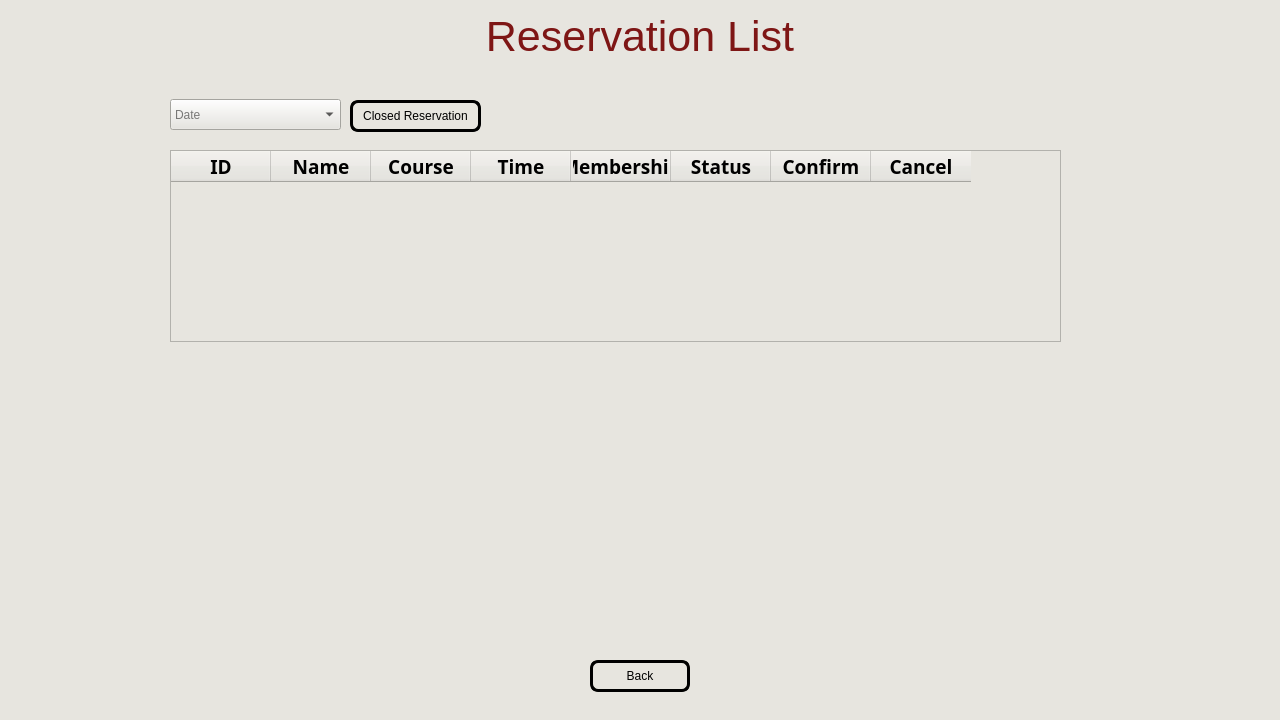
First picture: the form in app/gui/reservationAdminPage/reservationAdminPage.ui, repository chananon-n/FineCuisine, before the edit.
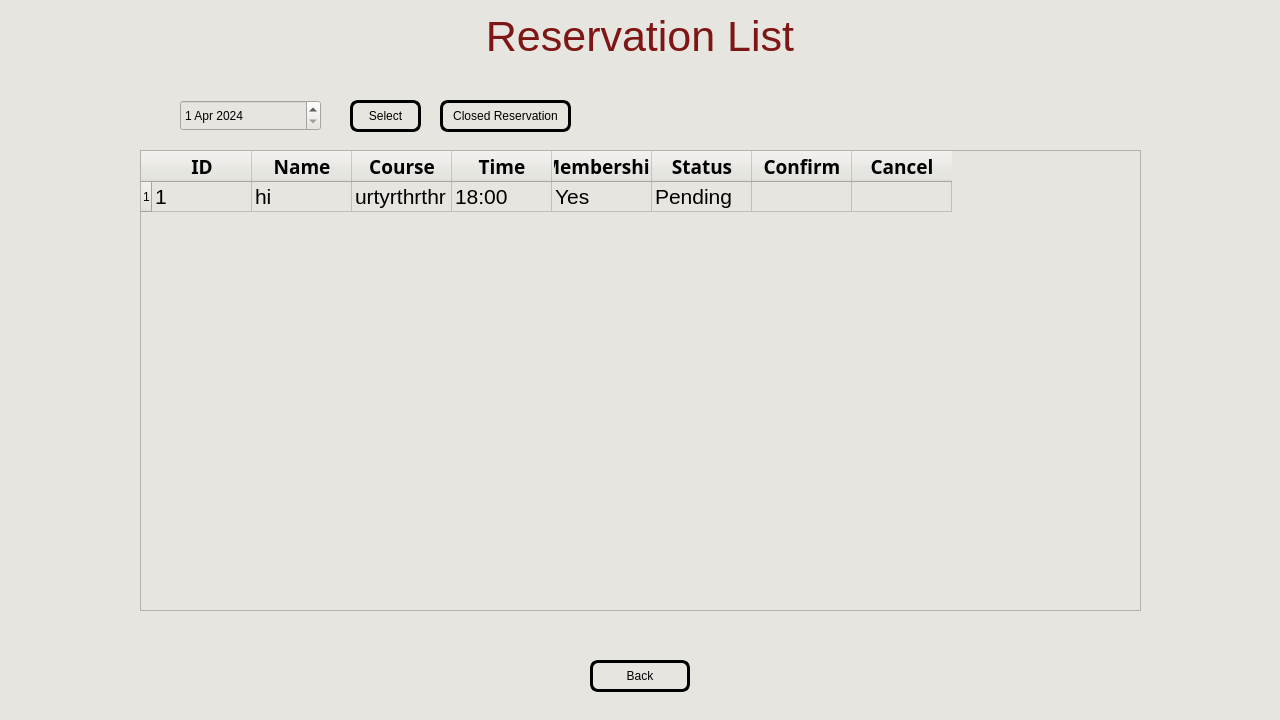
Second picture: the form after the edit.

Commit message: Fixed UI RESERVE ADMIN

```diff
--- a/app/gui/reservationAdminPage/reservationAdminPage.ui
+++ b/app/gui/reservationAdminPage/reservationAdminPage.ui
@@ -80,34 +80,10 @@
      <string>Back</string>
     </property>
    </widget>
-   <widget class="QComboBox" name="dateBox">
-    <property name="geometry">
-     <rect>
-      <x>170</x>
-      <y>99</y>
-      <width>171</width>
-      <height>31</height>
-     </rect>
-    </property>
-    <property name="styleSheet">
-     <string notr="true">background-color: rgb(231, 229, 223);
-color:black;
-font: 20pt &quot;Arial&quot;;</string>
-    </property>
-    <property name="editable">
-     <bool>false</bool>
-    </property>
-    <property name="insertPolicy">
-     <enum>QComboBox::InsertAtBottom</enum>
-    </property>
-    <property name="placeholderText">
-     <string>Date</string>
-    </property>
-   </widget>
    <widget class="QPushButton" name="closeReservationBtn">
     <property name="geometry">
      <rect>
-      <x>350</x>
+      <x>440</x>
       <y>100</y>
       <width>131</width>
       <height>32</height>
@@ -130,12 +106,28 @@
    <widget class="QTableWidget" name="reservationTable">
     <property name="geometry">
      <rect>
-      <x>170</x>
+      <x>140</x>
       <y>150</y>
-      <width>891</width>
-      <height>192</height>
+      <width>1001</width>
+      <height>461</height>
      </rect>
     </property>
+    <property name="font">
+     <font>
+      <family>Arial</family>
+      <pointsize>16</pointsize>
+     </font>
+    </property>
+    <property name="styleSheet">
+     <string notr="true">color:rgb(0, 0, 0)</string>
+    </property>
+    <property name="editTriggers">
+     <set>QAbstractItemView::AnyKeyPressed|QAbstractItemView::DoubleClicked</set>
+    </property>
+    <attribute name="horizontalHeaderStretchLastSection">
+     <bool>false</bool>
+    </attribute>
+    <row/>
     <column>
      <property name="text">
       <string>ID</string>
@@ -232,6 +224,83 @@
       </font>
      </property>
     </column>
+    <item row="0" column="0">
+     <property name="text">
+      <string>1</string>
+     </property>
+    </item>
+    <item row="0" column="1">
+     <property name="text">
+      <string>hi</string>
+     </property>
+    </item>
+    <item row="0" column="2">
+     <property name="text">
+      <string>urtyrthrthr</string>
+     </property>
+    </item>
+    <item row="0" column="3">
+     <property name="text">
+      <string>18:00</string>
+     </property>
+    </item>
+    <item row="0" column="4">
+     <property name="text">
+      <string>Yes</string>
+     </property>
+    </item>
+    <item row="0" column="5">
+     <property name="text">
+      <string>Pending</string>
+     </property>
+    </item>
+   </widget>
+   <widget class="QDateEdit" name="dateEdit">
+    <property name="geometry">
+     <rect>
+      <x>180</x>
+      <y>100</y>
+      <width>141</width>
+      <height>31</height>
+     </rect>
+    </property>
+    <property name="styleSheet">
+     <string notr="true">color:rgb(0, 0, 0);
+font: 16pt &quot;Arial&quot;;</string>
+    </property>
+    <property name="timeSpec">
+     <enum>Qt::UTC</enum>
+    </property>
+    <property name="date">
+     <date>
+      <year>2024</year>
+      <month>4</month>
+      <day>1</day>
+     </date>
+    </property>
+   </widget>
+   <widget class="QPushButton" name="selectBtn">
+    <property name="geometry">
+     <rect>
+      <x>350</x>
+      <y>100</y>
+      <width>71</width>
+      <height>32</height>
+     </rect>
+    </property>
+    <property name="styleSheet">
+     <string notr="true">QPushButton{
+border: 3 solid black;
+border-radius: 8px;
+color: black;
+}
+QPushButton:hover{
+	background-color: rgb(166, 165, 161);
+}</string>
+    </property>
+    <property name="text">
+     <string>Select</string>
+    </property>
    </widget>
   </widget>
  </widget>
```
Left out of the diff: 4 changed lines with no effect on the pictures. The commit also changes 2 other files.
